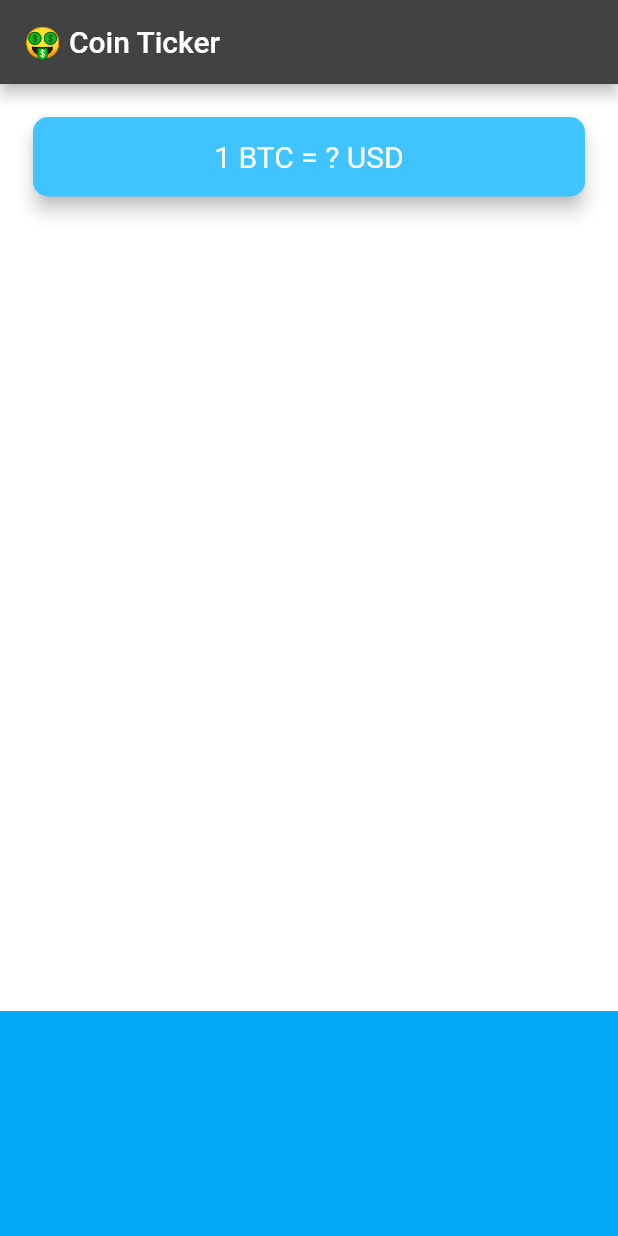
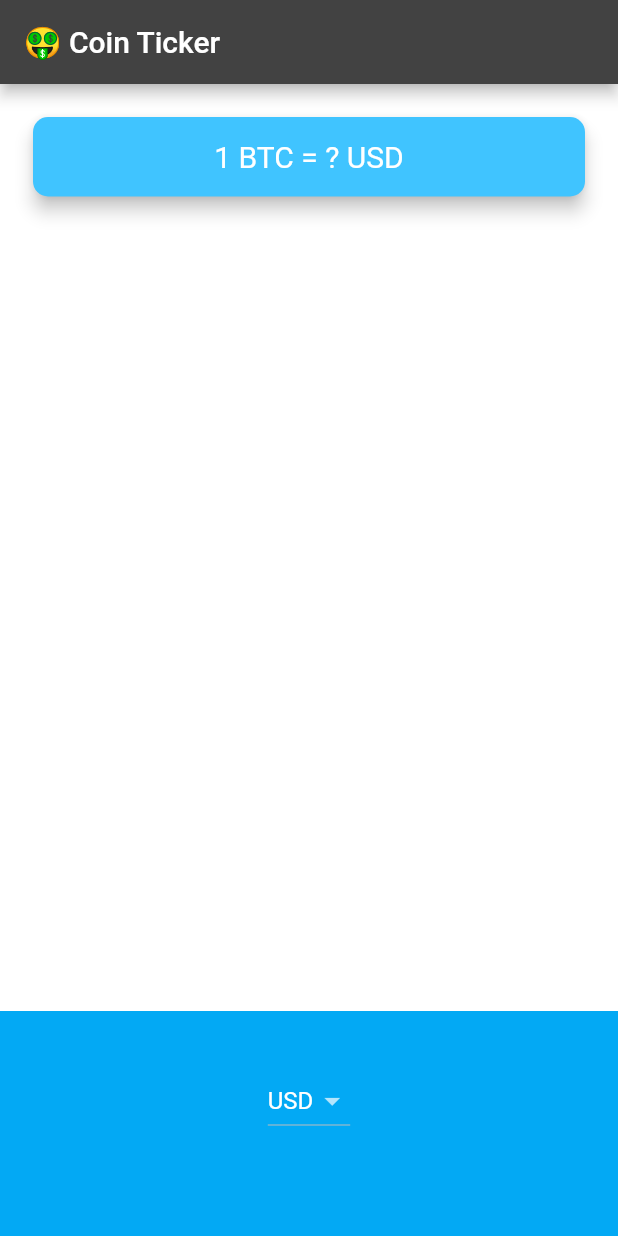
Before and after one commit to Vetrivelkv/bitcoin, a Flutter app: the screen it shows after launch, on a phone screen of 412 x 824 dp. Run offline on Flutter 3.47's test engine with Material 2 defaults, Android fonts, the phone set to English and light mode, and no system bars.

```diff
--- a/lib/price_screen.dart
+++ b/lib/price_screen.dart
@@ -6,6 +6,8 @@ class PriceScreen extends StatefulWidget {
 }
 
 class _PriceScreenState extends State<PriceScreen> {
+  String selectedCurrency = 'USD';
+
   @override
   Widget build(BuildContext context) {
     return Scaffold(
@@ -38,12 +40,32 @@ class _PriceScreenState extends State<PriceScreen> {
             ),
           ),
           Container(
-            height: 150.0,
-            alignment: Alignment.center,
-            padding: EdgeInsets.only(bottom: 30.0),
-            color: Colors.lightBlue,
-            child: null,
-          ),
+              height: 150.0,
+              alignment: Alignment.center,
+              padding: EdgeInsets.only(bottom: 30.0),
+              color: Colors.lightBlue,
+              child: DropdownButton<String>(
+                value: selectedCurrency,
+                items: [
+                  DropdownMenuItem(
+                    child: Text('USD'),
+                    value: 'USD',
+                  ),
+                  DropdownMenuItem(
+                    child: Text('EUR'),
+                    value: 'EUR',
+                  ),
+                  DropdownMenuItem(
+                    child: Text('GBP'),
+                    value: 'GBP',
+                  )
+                ],
+                onChanged: (value) {
+                  setState(() {
+                    selectedCurrency = value.toString();
+                  });
+                },
+              )),
         ],
       ),
     );
```
